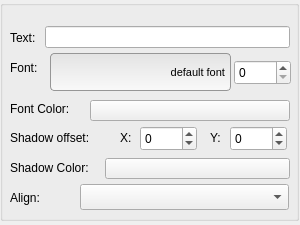
First picture: the form in Tools/UIEditor/UI/uitextfieldpropertygridwidget.ui, repository xaoctech/dava.engine, before the edit.
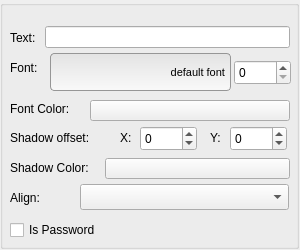
Second picture: the form after the edit. Custom widgets are drawn as their Qt base class.

Commit message: [DF-1639] - IsPassword functionality - UI Editor changes.

Diff of the .ui file:
```diff
--- a/Tools/UIEditor/UI/uitextfieldpropertygridwidget.ui
+++ b/Tools/UIEditor/UI/uitextfieldpropertygridwidget.ui
@@ -7,13 +7,13 @@
     <x>0</x>
     <y>0</y>
     <width>300</width>
-    <height>225</height>
+    <height>250</height>
    </rect>
   </property>
   <property name="minimumSize">
    <size>
     <width>300</width>
-    <height>225</height>
+    <height>250</height>
    </size>
   </property>
   <property name="windowTitle">
@@ -25,7 +25,7 @@
      <x>0</x>
      <y>0</y>
      <width>299</width>
-     <height>221</height>
+     <height>249</height>
     </rect>
    </property>
    <property name="title">
@@ -234,6 +234,19 @@
      <string>Align:</string>
     </property>
    </widget>
+   <widget class="QCheckBox" name="isPasswordCheckbox">
+    <property name="geometry">
+     <rect>
+      <x>10</x>
+      <y>220</y>
+      <width>271</width>
+      <height>20</height>
+     </rect>
+    </property>
+    <property name="text">
+     <string>Is Password</string>
+    </property>
+   </widget>
   </widget>
  </widget>
  <customwidgets>
```
The commit also changes 6 other files.
